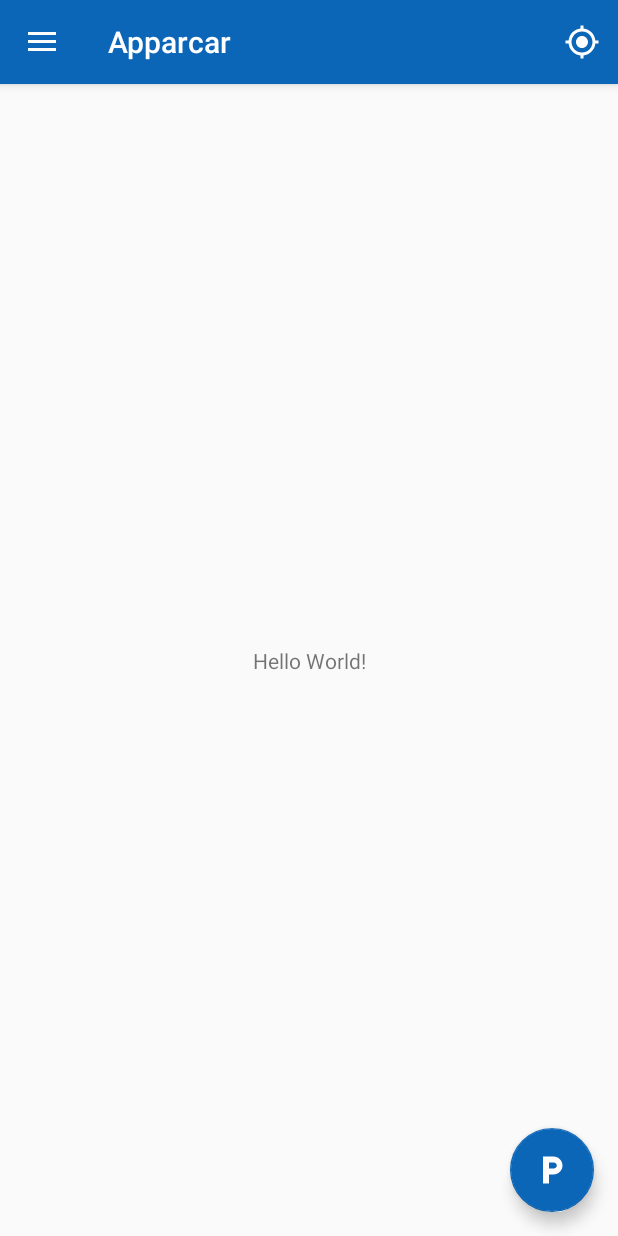
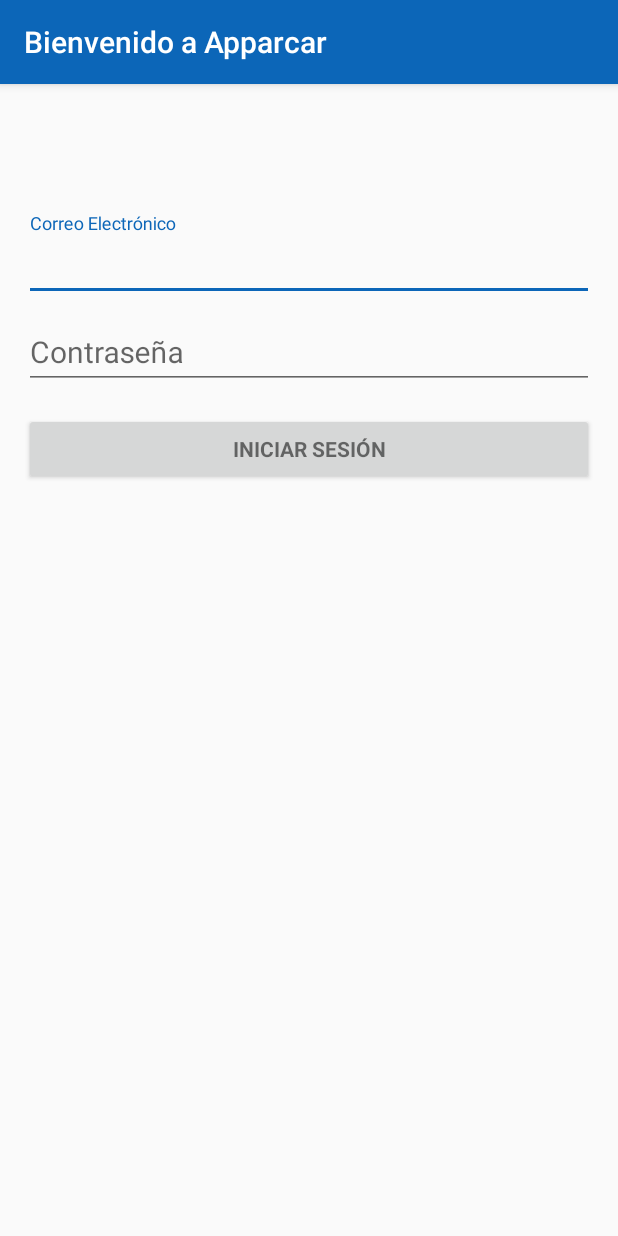
Before and after one commit to alejing/Apparcar, an Android app: the screen it shows after launch (MainActivity before the commit, LoginActivity after it), on a phone screen of 412 x 824 dp. Run offline under Robolectric (Android 15) with nearby library versions, the phone set to English and light mode, and no system bars; 2 statements that could not run were skipped.

Commit message:
Creación del inicio de sesión
Cambios de colorAccent value/colors, creación del inicio de sesión

```diff
--- /dev/null
+++ b/app/src/main/java/com/proyecto/android/apparcar/LoginActivity.java
@@ -0,0 +1,352 @@
+package com.proyecto.android.apparcar;
+
+import android.animation.Animator;
+import android.animation.AnimatorListenerAdapter;
+import android.annotation.TargetApi;
+import android.content.Intent;
+import android.content.pm.PackageManager;
+import android.support.annotation.NonNull;
+import android.support.design.widget.Snackbar;
+import android.support.v7.app.AppCompatActivity;
+import android.app.LoaderManager.LoaderCallbacks;
+
+import android.content.CursorLoader;
+import android.content.Loader;
+import android.database.Cursor;
+import android.net.Uri;
+import android.os.AsyncTask;
+
+import android.os.Build;
+import android.os.Bundle;
+import android.provider.ContactsContract;
+import android.text.TextUtils;
+import android.view.KeyEvent;
+import android.view.View;
+import android.view.View.OnClickListener;
+import android.view.inputmethod.EditorInfo;
+import android.widget.ArrayAdapter;
+import android.widget.AutoCompleteTextView;
+import android.widget.Button;
+import android.widget.EditText;
+import android.widget.TextView;
+
+import java.util.ArrayList;
+import java.util.List;
+
+import static android.Manifest.permission.READ_CONTACTS;
+
+/**
+ * A login screen that offers login via email/password.
+ */
+public class LoginActivity extends AppCompatActivity implements LoaderCallbacks<Cursor> {
+
+    /**
+     * Id to identity READ_CONTACTS permission request.
+     */
+    private static final int REQUEST_READ_CONTACTS = 0;
+
+    /**
+     * A dummy authentication store containing known user names and passwords.
+     * TODO: remove after connecting to a real authentication system.
+     */
+    private static final String[] DUMMY_CREDENTIALS = new String[]{
+            "foo@example.com:hello", "bar@example.com:world, ","a@a.com:12345"
+    };
+    /**
+     * Keep track of the login task to ensure we can cancel it if requested.
+     */
+    private UserLoginTask mAuthTask = null;
+
+    // UI references.
+    private AutoCompleteTextView mEmailView;
+    private EditText mPasswordView;
+    private View mProgressView;
+    private View mLoginFormView;
+
+    @Override
+    protected void onCreate(Bundle savedInstanceState) {
+        super.onCreate(savedInstanceState);
+        setContentView(R.layout.activity_login);
+        // Set up the login form.
+        mEmailView = (AutoCompleteTextView) findViewById(R.id.email);
+        populateAutoComplete();
+
+        mPasswordView = (EditText) findViewById(R.id.password);
+        mPasswordView.setOnEditorActionListener(new TextView.OnEditorActionListener() {
+            @Override
+            public boolean onEditorAction(TextView textView, int id, KeyEvent keyEvent) {
+                if (id == EditorInfo.IME_ACTION_DONE || id == EditorInfo.IME_NULL) {
+                    attemptLogin();
+                    return true;
+                }
+                return false;
+            }
+        });
+
+        Button mEmailSignInButton = (Button) findViewById(R.id.email_sign_in_button);
+        mEmailSignInButton.setOnClickListener(new OnClickListener() {
+            @Override
+            public void onClick(View view) {
+                attemptLogin();
+            }
+        });
+
+        mLoginFormView = findViewById(R.id.login_form);
+        mProgressView = findViewById(R.id.login_progress);
+    }
+
+    private void populateAutoComplete() {
+        if (!mayRequestContacts()) {
+            return;
+        }
+
+        getLoaderManager().initLoader(0, null, this);
+    }
+
+    private boolean mayRequestContacts() {
+        if (Build.VERSION.SDK_INT < Build.VERSION_CODES.M) {
+            return true;
+        }
+        if (checkSelfPermission(READ_CONTACTS) == PackageManager.PERMISSION_GRANTED) {
+            return true;
+        }
+        if (shouldShowRequestPermissionRationale(READ_CONTACTS)) {
+            Snackbar.make(mEmailView, R.string.permission_rationale, Snackbar.LENGTH_INDEFINITE)
+                    .setAction(android.R.string.ok, new View.OnClickListener() {
+                        @Override
+                        @TargetApi(Build.VERSION_CODES.M)
+                        public void onClick(View v) {
+                            requestPermissions(new String[]{READ_CONTACTS}, REQUEST_READ_CONTACTS);
+                        }
+                    });
+        } else {
+            requestPermissions(new String[]{READ_CONTACTS}, REQUEST_READ_CONTACTS);
+        }
+        return false;
+    }
+
+    /**
+     * Callback received when a permissions request has been completed.
+     */
+    @Override
+    public void onRequestPermissionsResult(int requestCode, @NonNull String[] permissions,
+                                           @NonNull int[] grantResults) {
+        if (requestCode == REQUEST_READ_CONTACTS) {
+            if (grantResults.length == 1 && grantResults[0] == PackageManager.PERMISSION_GRANTED) {
+                populateAutoComplete();
+            }
+        }
+    }
+
+
+    /**
+     * Attempts to sign in or register the account specified by the login form.
+     * If there are form errors (invalid email, missing fields, etc.), the
+     * errors are presented and no actual login attempt is made.
+     */
+    private void attemptLogin() {
+        if (mAuthTask != null) {
+            return;
+        }
+
+        // Reset errors.
+        mEmailView.setError(null);
+        mPasswordView.setError(null);
+
+        // Store values at the time of the login attempt.
+        String email = mEmailView.getText().toString();
+        String password = mPasswordView.getText().toString();
+
+        boolean cancel = false;
+        View focusView = null;
+
+        // Check for a valid password, if the user entered one.
+        if (!TextUtils.isEmpty(password) && !isPasswordValid(password)) {
+            mPasswordView.setError(getString(R.string.error_invalid_password));
+            focusView = mPasswordView;
+            cancel = true;
+        }
+
+        // Check for a valid email address.
+        if (TextUtils.isEmpty(email)) {
+            mEmailView.setError(getString(R.string.error_field_required));
+            focusView = mEmailView;
+            cancel = true;
+        } else if (!isEmailValid(email)) {
+            mEmailView.setError(getString(R.string.error_invalid_email));
+            focusView = mEmailView;
+            cancel = true;
+        }
+
+        if (cancel) {
+            // There was an error; don't attempt login and focus the first
+            // form field with an error.
+            focusView.requestFocus();
+        } else {
+            // Show a progress spinner, and kick off a background task to
+            // perform the user login attempt.
+            showProgress(true);
+            mAuthTask = new UserLoginTask(email, password);
+            mAuthTask.execute((Void) null);
+        }
+    }
+
+    private boolean isEmailValid(String email) {
+        //TODO: Replace this with your own logic
+        return email.contains("@");
+    }
+
+    private boolean isPasswordValid(String password) {
+        //TODO: Replace this with your own logic
+        return password.length() > 4;
+    }
+
+    /**
+     * Shows the progress UI and hides the login form.
+     */
+    @TargetApi(Build.VERSION_CODES.HONEYCOMB_MR2)
+    private void showProgress(final boolean show) {
+        // On Honeycomb MR2 we have the ViewPropertyAnimator APIs, which allow
+        // for very easy animations. If available, use these APIs to fade-in
+        // the progress spinner.
+        if (Build.VERSION.SDK_INT >= Build.VERSION_CODES.HONEYCOMB_MR2) {
+            int shortAnimTime = getResources().getInteger(android.R.integer.config_shortAnimTime);
+
+            mLoginFormView.setVisibility(show ? View.GONE : View.VISIBLE);
+            mLoginFormView.animate().setDuration(shortAnimTime).alpha(
+                    show ? 0 : 1).setListener(new AnimatorListenerAdapter() {
+                @Override
+                public void onAnimationEnd(Animator animation) {
+                    mLoginFormView.setVisibility(show ? View.GONE : View.VISIBLE);
+                }
+            });
+
+            mProgressView.setVisibility(show ? View.VISIBLE : View.GONE);
+            mProgressView.animate().setDuration(shortAnimTime).alpha(
+                    show ? 1 : 0).setListener(new AnimatorListenerAdapter() {
+                @Override
+                public void onAnimationEnd(Animator animation) {
+                    mProgressView.setVisibility(show ? View.VISIBLE : View.GONE);
+                }
+            });
+        } else {
+            // The ViewPropertyAnimator APIs are not available, so simply show
+            // and hide the relevant UI components.
+            mProgressView.setVisibility(show ? View.VISIBLE : View.GONE);
+            mLoginFormView.setVisibility(show ? View.GONE : View.VISIBLE);
+        }
+    }
+
+    @Override
+    public Loader<Cursor> onCreateLoader(int i, Bundle bundle) {
+        return new CursorLoader(this,
+                // Retrieve data rows for the device user's 'profile' contact.
+                Uri.withAppendedPath(ContactsContract.Profile.CONTENT_URI,
+                        ContactsContract.Contacts.Data.CONTENT_DIRECTORY), ProfileQuery.PROJECTION,
+
+                // Select only email addresses.
+                ContactsContract.Contacts.Data.MIMETYPE +
+                        " = ?", new String[]{ContactsContract.CommonDataKinds.Email
+                .CONTENT_ITEM_TYPE},
+
+                // Show primary email addresses first. Note that there won't be
+                // a primary email address if the user hasn't specified one.
+                ContactsContract.Contacts.Data.IS_PRIMARY + " DESC");
+    }
+
+    @Override
+    public void onLoadFinished(Loader<Cursor> cursorLoader, Cursor cursor) {
+        List<String> emails = new ArrayList<>();
+        cursor.moveToFirst();
+        while (!cursor.isAfterLast()) {
+            emails.add(cursor.getString(ProfileQuery.ADDRESS));
+            cursor.moveToNext();
+        }
+
+        addEmailsToAutoComplete(emails);
+    }
+
+    @Override
+    public void onLoaderReset(Loader<Cursor> cursorLoader) {
+
+    }
+
+    private void addEmailsToAutoComplete(List<String> emailAddressCollection) {
+        //Create adapter to tell the AutoCompleteTextView what to show in its dropdown list.
+        ArrayAdapter<String> adapter =
+                new ArrayAdapter<>(LoginActivity.this,
+                        android.R.layout.simple_dropdown_item_1line, emailAddressCollection);
+
+        mEmailView.setAdapter(adapter);
+    }
+
+
+    private interface ProfileQuery {
+        String[] PROJECTION = {
+                ContactsContract.CommonDataKinds.Email.ADDRESS,
+                ContactsContract.CommonDataKinds.Email.IS_PRIMARY,
+        };
+
+        int ADDRESS = 0;
+        int IS_PRIMARY = 1;
+    }
+
+    /**
+     * Represents an asynchronous login/registration task used to authenticate
+     * the user.
+     */
+    public class UserLoginTask extends AsyncTask<Void, Void, Boolean> {
+
+        private final String mEmail;
+        private final String mPassword;
+
+        UserLoginTask(String email, String password) {
+            mEmail = email;
+            mPassword = password;
+        }
+
+        @Override
+        protected Boolean doInBackground(Void... params) {
+            // TODO: attempt authentication against a network service.
+
+            try {
+                // Simulate network access.
+                Thread.sleep(2000);
+            } catch (InterruptedException e) {
+                return false;
+            }
+
+            for (String credential : DUMMY_CREDENTIALS) {
+                String[] pieces = credential.split(":");
+                if (pieces[0].equals(mEmail)) {
+                    // Account exists, return true if the password matches.
+                    return pieces[1].equals(mPassword);
+                }
+            }
+
+            // TODO: register the new account here.
+            return true;
+        }
+
+        @Override
+        protected void onPostExecute(final Boolean success) {
+            mAuthTask = null;
+            showProgress(false);
+
+            if (success) {
+                Intent intent = new Intent(LoginActivity.this, MainActivity.class);
+                startActivity(intent);
+                //finish();
+            } else {
+                mPasswordView.setError(getString(R.string.error_incorrect_password));
+                mPasswordView.requestFocus();
+            }
+        }
+
+        @Override
+        protected void onCancelled() {
+            mAuthTask = null;
+            showProgress(false);
+        }
+    }
+}
--- a/app/src/main/java/com/proyecto/android/apparcar/SplashActivity.java
+++ b/app/src/main/java/com/proyecto/android/apparcar/SplashActivity.java
@@ -7,7 +7,7 @@
 
 public class SplashActivity extends AppCompatActivity {
 
-    private final int DURACION_SPLASH = 3000;
+    private final int DURACION_SPLASH = 2000;
 
     @Override
     protected void onCreate(Bundle savedInstanceState) {
@@ -16,7 +16,7 @@
 
         new Handler().postDelayed(new Runnable(){
             public void run(){
-                Intent intent = new Intent(SplashActivity.this, MainActivity.class);
+                Intent intent = new Intent(SplashActivity.this, LoginActivity.class);
                 startActivity(intent);
                 finish();
             };
--- /dev/null
+++ b/app/src/main/res/layout/activity_login.xml
@@ -0,0 +1,81 @@
+<LinearLayout xmlns:android="http://schemas.android.com/apk/res/android"
+    xmlns:tools="http://schemas.android.com/tools"
+    android:layout_width="match_parent"
+    android:layout_height="match_parent"
+    android:gravity="center_horizontal"
+    android:orientation="vertical"
+    android:paddingBottom="@dimen/activity_vertical_margin"
+    android:paddingLeft="@dimen/activity_horizontal_margin"
+    android:paddingRight="@dimen/activity_horizontal_margin"
+    android:paddingTop="@dimen/activity_vertical_margin"
+    tools:context="com.proyecto.android.apparcar.LoginActivity">
+
+    <!-- Login progress -->
+    <ProgressBar
+        android:id="@+id/login_progress"
+        android:layout_width="wrap_content"
+        android:layout_height="wrap_content"
+        android:layout_marginBottom="8dp"
+        android:progressTint="@color/colorPrimary"
+        android:visibility="gone" />
+
+    <ScrollView
+        android:id="@+id/login_form"
+        android:layout_width="match_parent"
+        android:layout_height="match_parent">
+
+        <LinearLayout
+            android:id="@+id/email_login_form"
+            android:layout_width="match_parent"
+            android:layout_height="wrap_content"
+            android:orientation="vertical">
+
+            <android.support.design.widget.TextInputLayout
+                android:layout_width="match_parent"
+                android:layout_height="wrap_content"
+                android:layout_marginTop="70dp">
+
+                <AutoCompleteTextView
+                    android:id="@+id/email"
+                    android:layout_width="match_parent"
+                    android:layout_height="wrap_content"
+                    android:hint="@string/prompt_email"
+                    android:inputType="textEmailAddress"
+                    android:maxLines="1"
+                    android:singleLine="true"
+                    android:textSize="20sp" />
+
+            </android.support.design.widget.TextInputLayout>
+
+            <android.support.design.widget.TextInputLayout
+                android:layout_width="match_parent"
+                android:layout_height="wrap_content">
+
+                <EditText
+                    android:id="@+id/password"
+                    android:layout_width="match_parent"
+                    android:layout_height="wrap_content"
+                    android:hint="@string/prompt_password"
+                    android:imeActionId="6"
+                    android:imeActionLabel="@string/action_sign_in_short"
+                    android:imeOptions="actionUnspecified"
+                    android:inputType="textPassword"
+                    android:maxLines="1"
+                    android:singleLine="true"
+                    android:textSize="20sp" />
+
+            </android.support.design.widget.TextInputLayout>
+
+            <Button
+                android:id="@+id/email_sign_in_button"
+                style="?android:textAppearanceSmall"
+                android:layout_width="match_parent"
+                android:layout_height="wrap_content"
+                android:layout_marginTop="16dp"
+                android:text="@string/action_sign_in"
+                android:textSize="14sp"
+                android:textStyle="bold" />
+
+        </LinearLayout>
+    </ScrollView>
+</LinearLayout>
--- a/app/src/main/res/values/colors.xml
+++ b/app/src/main/res/values/colors.xml
@@ -2,5 +2,5 @@
 <resources>
     <color name="colorPrimary">#0c66b8</color>
     <color name="colorPrimaryDark">#2753ab</color>
-    <color name="colorAccent">#ff4081</color>
+    <color name="colorAccent">#0C66B8</color>
 </resources>
--- a/app/src/main/res/values/strings.xml
+++ b/app/src/main/res/values/strings.xml
@@ -5,4 +5,18 @@
     <string name="navigation_drawer_close">Close navigation drawer</string>
 
     <string name="action_settings">Settings</string>
+    <string name="title_activity_login">Bienvenido a Apparcar</string>
+
+    <!-- Strings related to login -->
+    <string name="prompt_email">Correo Electrónico</string>
+    <string name="prompt_password">Contraseña</string>
+    <string name="action_sign_in">Iniciar sesión</string>
+    <string name="action_sign_in_short">Iniciar sesión</string>
+    <string name="error_invalid_email">Correo electrónico incorrecto</string>
+    <string name="error_invalid_password">Contraseña muy corta</string>
+    <string name="error_incorrect_password">Contraseña incorrecta</string>
+    <string name="error_field_required">Este campo es requerido</string>
+    <string name="permission_rationale">"Se requieren permisos de contacto para acceso mediante
+        correo electrónico."
+    </string>
 </resources>
```
Also changed, not shown: app/src/main/AndroidManifest.xml (+11 -6 lines).
